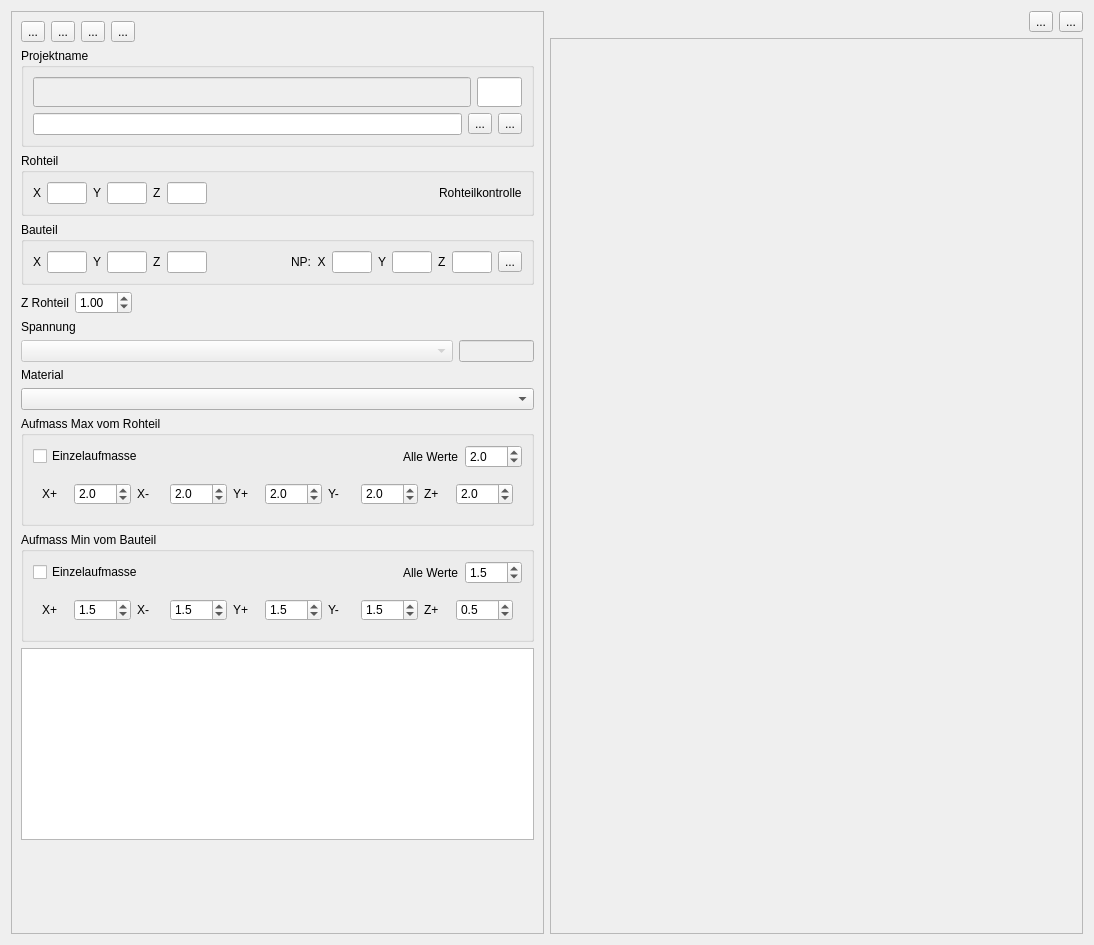
First picture: the form in Project/tab_project.ui, repository mikejg/CamHelper, before the edit.
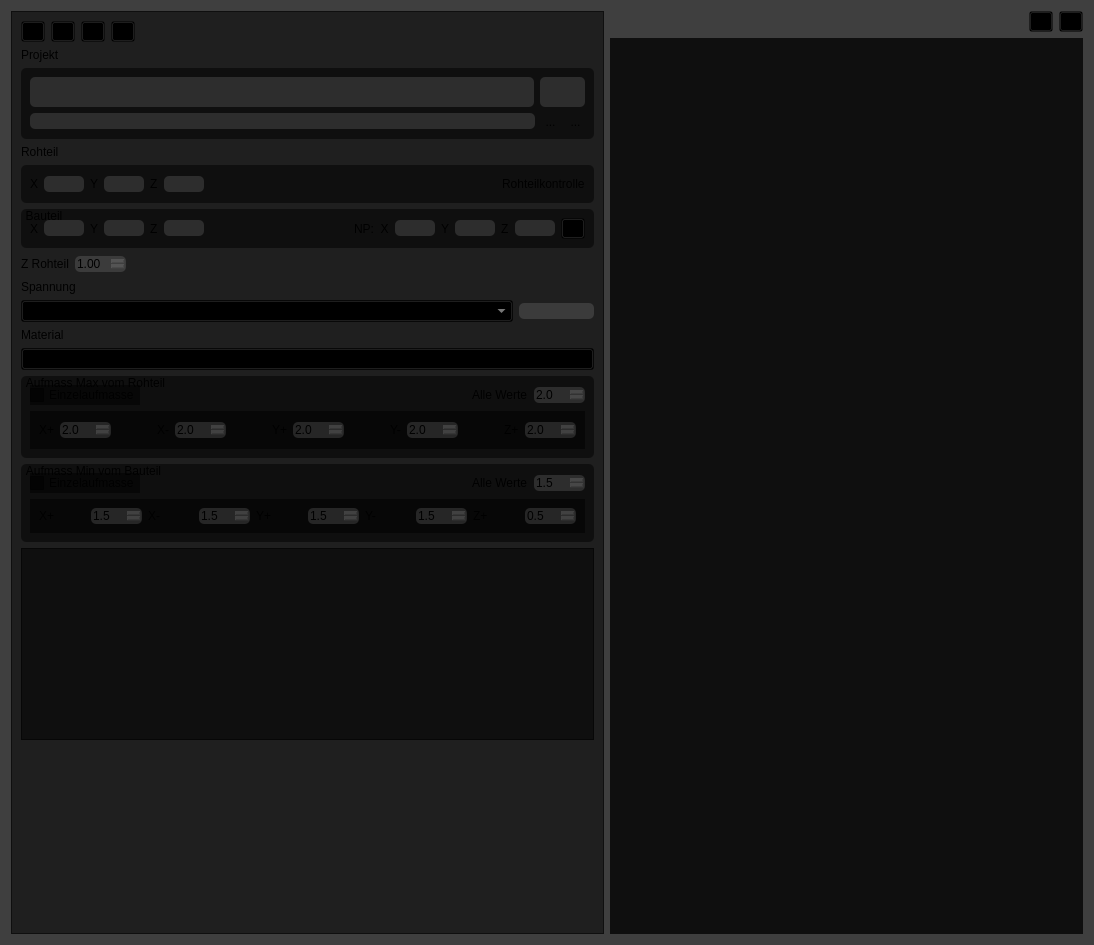
Second picture: the form after the edit. Icons and pictures are not drawn. Custom widgets are drawn as their Qt base class.

```diff
--- a/Project/tab_project.ui
+++ b/Project/tab_project.ui
@@ -13,6 +13,28 @@
   <property name="windowTitle">
    <string>Form</string>
   </property>
+  <property name="styleSheet">
+   <string notr="true">QWidget{background-color: rgba(0, 0, 0, 128);}
+
+QToolButton{
+	background-color: rgba(0, 0, 0,0);}
+
+QDoubleSpinBox{background-color: rgba(255, 255, 255,32);
+border-radius:5px;}
+
+QLineEdit{background-color: rgba(255, 255, 255,32);
+border-radius:5px;}
+
+QLabel{background-color: rgba(255, 255, 255,0);}
+
+QGroupBox{border-radius: 5px;}
+
+QGroupBox::title {
+    subcontrol-origin: margin;
+    subcontrol-position: top left; /* position at the top center */
+    padding: 0 3px;
+}</string>
+  </property>
   <layout class="QHBoxLayout" name="horizontalLayout_12">
    <item>
     <widget class="QFrame" name="frame">
@@ -97,10 +119,23 @@
         </item>
        </layout>
       </item>
+      <item>
+       <widget class="QLabel" name="label_Project">
+        <property name="styleSheet">
+         <string notr="true">background-color: rgba(255, 255, 255,0);</string>
+        </property>
+        <property name="text">
+         <string>Projekt</string>
+        </property>
+       </widget>
+      </item>
       <item>
        <widget class="QGroupBox" name="groupBox">
+        <property name="styleSheet">
+         <string notr="true">border-radius: 5px;</string>
+        </property>
         <property name="title">
-         <string>Projektname</string>
+         <string/>
         </property>
         <layout class="QVBoxLayout" name="verticalLayout_6">
          <item>
@@ -145,7 +180,99 @@
          <item>
           <layout class="QHBoxLayout" name="horizontalLayout_File">
            <item>
-            <widget class="QLineEdit" name="lineEdit_CamFile"/>
+            <widget class="QLineEdit" name="lineEdit_CamFile">
+             <property name="palette">
+              <palette>
+               <active>
+                <colorrole role="Button">
+                 <brush brushstyle="SolidPattern">
+                  <color alpha="32">
+                   <red>255</red>
+                   <green>255</green>
+                   <blue>255</blue>
+                  </color>
+                 </brush>
+                </colorrole>
+                <colorrole role="Base">
+                 <brush brushstyle="SolidPattern">
+                  <color alpha="32">
+                   <red>255</red>
+                   <green>255</green>
+                   <blue>255</blue>
+                  </color>
+                 </brush>
+                </colorrole>
+                <colorrole role="Window">
+                 <brush brushstyle="SolidPattern">
+                  <color alpha="32">
+                   <red>255</red>
+                   <green>255</green>
+                   <blue>255</blue>
+                  </color>
+                 </brush>
+                </colorrole>
+               </active>
+               <inactive>
+                <colorrole role="Button">
+                 <brush brushstyle="SolidPattern">
+                  <color alpha="32">
+                   <red>255</red>
+                   <green>255</green>
+                   <blue>255</blue>
+                  </color>
+                 </brush>
+                </colorrole>
+                <colorrole role="Base">
+                 <brush brushstyle="SolidPattern">
+                  <color alpha="32">
+                   <red>255</red>
+                   <green>255</green>
+                   <blue>255</blue>
+                  </color>
+                 </brush>
+                </colorrole>
+                <colorrole role="Window">
+                 <brush brushstyle="SolidPattern">
+                  <color alpha="32">
+                   <red>255</red>
+                   <green>255</green>
+                   <blue>255</blue>
+                  </color>
+                 </brush>
+                </colorrole>
+               </inactive>
+               <disabled>
+                <colorrole role="Button">
+                 <brush brushstyle="SolidPattern">
+                  <color alpha="32">
+                   <red>255</red>
+                   <green>255</green>
+                   <blue>255</blue>
+                  </color>
+                 </brush>
+                </colorrole>
+                <colorrole role="Base">
+                 <brush brushstyle="SolidPattern">
+                  <color alpha="32">
+                   <red>255</red>
+                   <green>255</green>
+                   <blue>255</blue>
+                  </color>
+                 </brush>
+                </colorrole>
+                <colorrole role="Window">
+                 <brush brushstyle="SolidPattern">
+                  <color alpha="32">
+                   <red>255</red>
+                   <green>255</green>
+                   <blue>255</blue>
+                  </color>
+                 </brush>
+                </colorrole>
+               </disabled>
+              </palette>
+             </property>
+            </widget>
            </item>
            <item>
             <widget class="QToolButton" name="toolButton_ExecFile">
@@ -189,10 +316,20 @@
        </widget>
       </item>
       <item>
-       <widget class="QGroupBox" name="groupBox_Rohteil">
-        <property name="title">
+       <widget class="QLabel" name="label_RawPart">
+        <property name="styleSheet">
+         <string notr="true">background-color: rgba(255, 255, 255,0);</string>
+        </property>
+        <property name="text">
          <string>Rohteil</string>
         </property>
+       </widget>
+      </item>
+      <item>
+       <widget class="QGroupBox" name="groupBox_Rohteil">
+        <property name="title">
+         <string/>
+        </property>
         <layout class="QVBoxLayout" name="verticalLayout">
          <item>
           <layout class="QHBoxLayout" name="horizontalLayout_3">
@@ -211,6 +348,10 @@
                <height>16777215</height>
               </size>
              </property>
+             <property name="styleSheet">
+              <string notr="true">background-color: rgba(255, 255, 255,32);
+border-radius:5px;</string>
+             </property>
              <property name="text">
               <string/>
              </property>
@@ -271,6 +412,9 @@
            </item>
            <item>
             <widget class="QLabel" name="label_RohteilKontrolle">
+             <property name="styleSheet">
+              <string notr="true">background-color: rgba(255, 255, 255,0);</string>
+             </property>
              <property name="text">
               <string>Rohteilkontrolle</string>
              </property>
@@ -619,6 +763,12 @@
             </item>
             <item>
              <widget class="QDoubleSpinBox" name="doubleSpinBox_Xplus_Max">
+              <property name="styleSheet">
+               <string notr="true"/>
+              </property>
+              <property name="prefix">
+               <string/>
+              </property>
               <property name="decimals">
                <number>1</number>
               </property>
@@ -630,6 +780,19 @@
               </property>
              </widget>
             </item>
+            <item>
+             <spacer name="horizontalSpacer_8">
+              <property name="orientation">
+               <enum>Qt::Horizontal</enum>
+              </property>
+              <property name="sizeHint" stdset="0">
+               <size>
+                <width>40</width>
+                <height>20</height>
+               </size>
+              </property>
+             </spacer>
+            </item>
             <item>
              <widget class="QLabel" name="label_RT_Xminus">
               <property name="text">
@@ -650,6 +813,19 @@
               </property>
              </widget>
             </item>
+            <item>
+             <spacer name="horizontalSpacer_9">
+              <property name="orientation">
+               <enum>Qt::Horizontal</enum>
+              </property>
+              <property name="sizeHint" stdset="0">
+               <size>
+                <width>40</width>
+                <height>20</height>
+               </size>
+              </property>
+             </spacer>
+            </item>
             <item>
              <widget class="QLabel" name="label_RT_Yplus">
               <property name="text">
@@ -670,6 +846,19 @@
               </property>
              </widget>
             </item>
+            <item>
+             <spacer name="horizontalSpacer_10">
+              <property name="orientation">
+               <enum>Qt::Horizontal</enum>
+              </property>
+              <property name="sizeHint" stdset="0">
+               <size>
+                <width>40</width>
+                <height>20</height>
+               </size>
+              </property>
+             </spacer>
+            </item>
             <item>
              <widget class="QLabel" name="label_RT_Yminus">
               <property name="text">
@@ -690,6 +879,19 @@
               </property>
              </widget>
             </item>
+            <item>
+             <spacer name="horizontalSpacer_11">
+              <property name="orientation">
+               <enum>Qt::Horizontal</enum>
+              </property>
+              <property name="sizeHint" stdset="0">
+               <size>
+                <width>40</width>
+                <height>20</height>
+               </size>
+              </property>
+             </spacer>
+            </item>
             <item>
              <widget class="QLabel" name="label_RT_Zplus">
               <property name="text">
@@ -998,8 +1200,8 @@
          <rect>
           <x>0</x>
           <y>0</y>
-          <width>531</width>
-          <height>892</height>
+          <width>433</width>
+          <height>884</height>
          </rect>
         </property>
         <property name="minimumSize">
```
Left out of the diff: 16 changed lines with no effect on the pictures.
